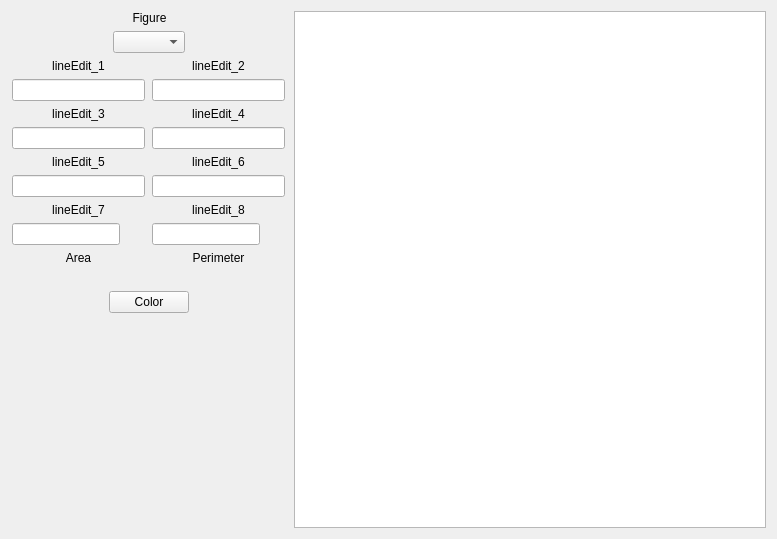
kudroma/SimpleApplication, file GUI/widget.ui: the form before one commit.
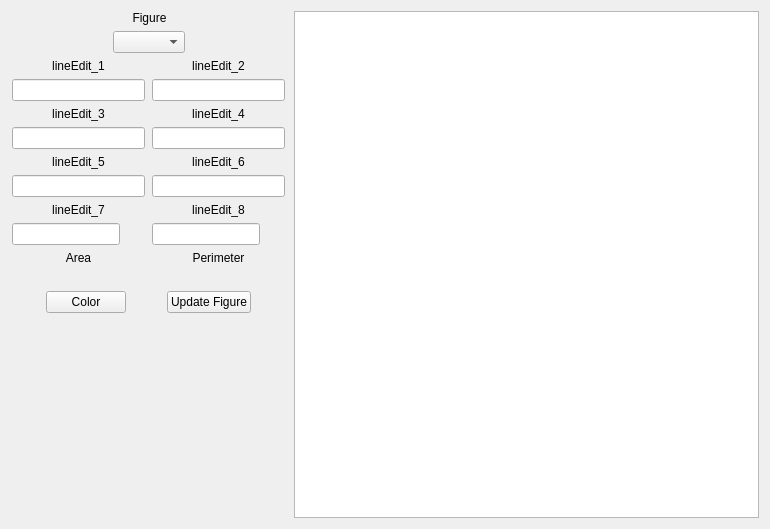
The form after the commit.

Diff of the .ui file:
```diff
--- a/GUI/widget.ui
+++ b/GUI/widget.ui
@@ -6,8 +6,8 @@
    <rect>
     <x>0</x>
     <y>0</y>
-    <width>777</width>
-    <height>539</height>
+    <width>770</width>
+    <height>529</height>
    </rect>
   </property>
   <property name="windowTitle">
@@ -660,22 +660,6 @@
          <property name="sizeConstraint">
           <enum>QLayout::SetFixedSize</enum>
          </property>
-         <item>
-          <spacer name="horizontalSpacer">
-           <property name="orientation">
-            <enum>Qt::Horizontal</enum>
-           </property>
-           <property name="sizeType">
-            <enum>QSizePolicy::Fixed</enum>
-           </property>
-           <property name="sizeHint" stdset="0">
-            <size>
-             <width>40</width>
-             <height>20</height>
-            </size>
-           </property>
-          </spacer>
-         </item>
          <item>
           <widget class="QPushButton" name="pushButtonColor">
            <property name="sizePolicy">
@@ -690,20 +674,17 @@
           </widget>
          </item>
          <item>
-          <spacer name="horizontalSpacer_2">
-           <property name="orientation">
-            <enum>Qt::Horizontal</enum>
+          <widget class="QPushButton" name="pushButtonUpdateFigure">
+           <property name="sizePolicy">
+            <sizepolicy hsizetype="Fixed" vsizetype="Fixed">
+             <horstretch>0</horstretch>
+             <verstretch>0</verstretch>
+            </sizepolicy>
            </property>
-           <property name="sizeType">
-            <enum>QSizePolicy::Fixed</enum>
+           <property name="text">
+            <string>Update Figure</string>
            </property>
-           <property name="sizeHint" stdset="0">
-            <size>
-             <width>40</width>
-             <height>20</height>
-            </size>
-           </property>
-          </spacer>
+          </widget>
          </item>
         </layout>
        </item>
```
